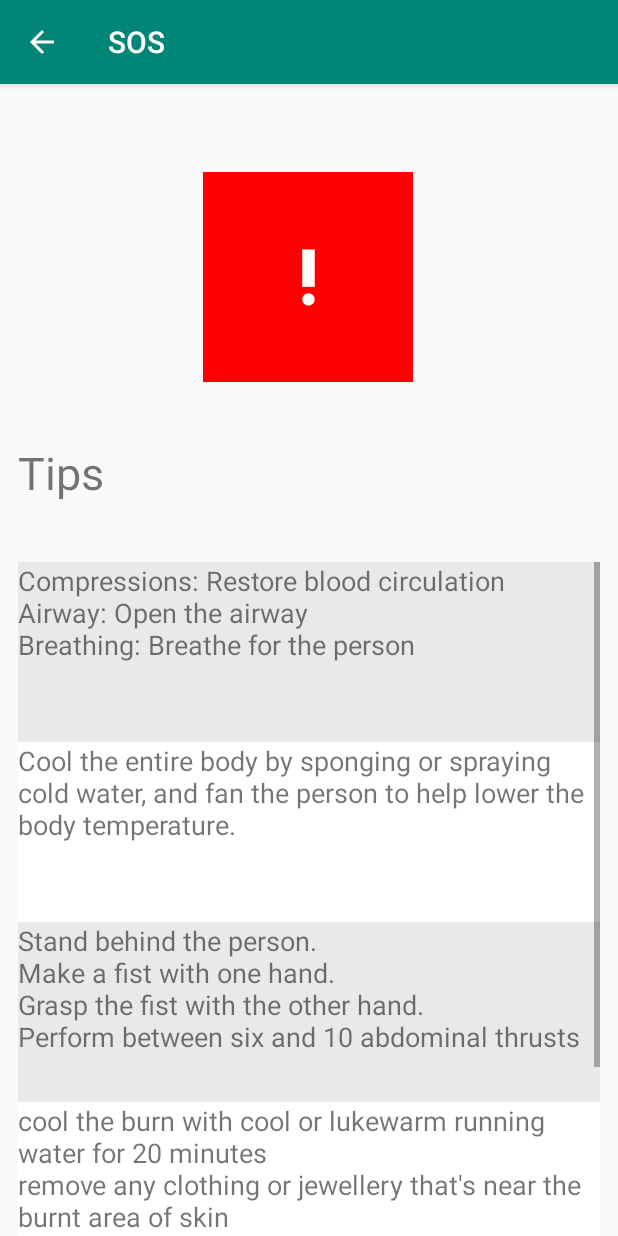
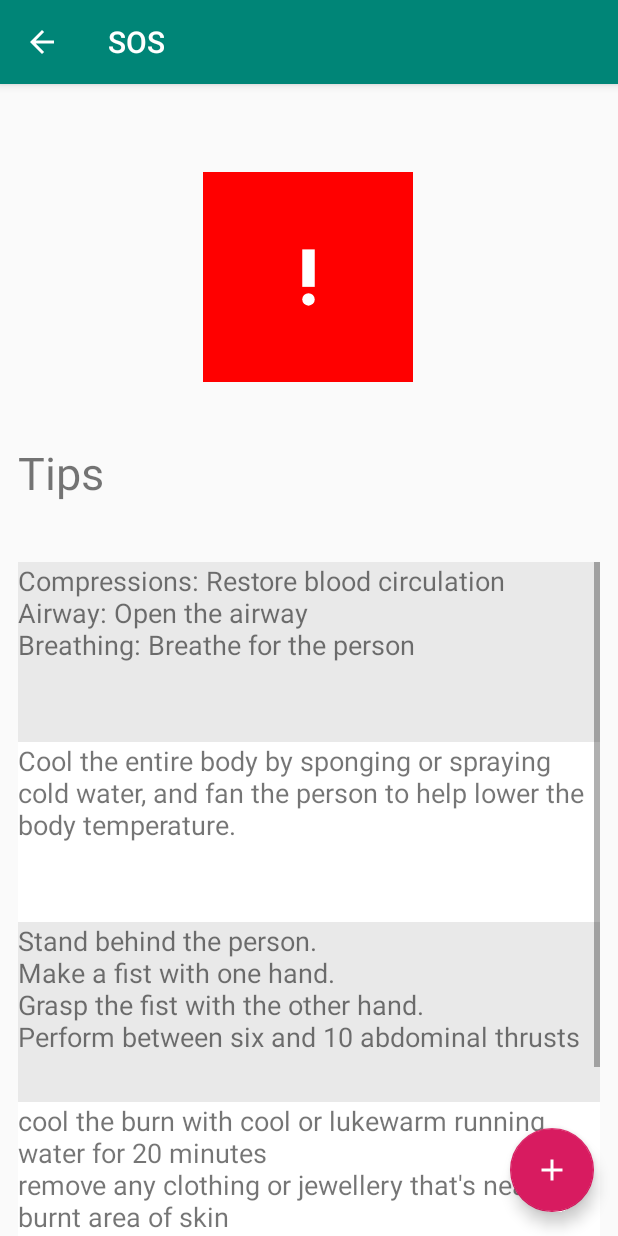
Before and after one commit to ztangaj/Vegeken, an Android app: the SOSActivity screen opened directly, with no data from a screen before it, on a phone screen of 412 x 824 dp. Run offline under Robolectric (Android 15) with nearby library versions, the phone set to English and light mode, and no system bars.

Commit message:
recover fab

```diff
--- a/app/src/main/java/com/example/vegeken/SOSActivity.java
+++ b/app/src/main/java/com/example/vegeken/SOSActivity.java
@@ -30,8 +30,8 @@ public class SOSActivity extends AppCompatActivity {
         ActionBar ab = getSupportActionBar();
 
         ab.setDisplayHomeAsUpEnabled(true);
-//        Intent intent = getIntent();
-//        FloatingActionButton fab = findViewById(R.id.fab);
+        Intent intent = getIntent();
+        FloatingActionButton fab = findViewById(R.id.fab);
 
     }
 
--- a/app/src/main/res/layout/activity_sos.xml
+++ b/app/src/main/res/layout/activity_sos.xml
@@ -22,13 +22,13 @@
 
     <include layout="@layout/content_sos" />
 
-<!--    <com.google.android.material.floatingactionbutton.FloatingActionButton-->
-<!--        android:id="@+id/fab"-->
-<!--        android:layout_width="wrap_content"-->
-<!--        android:layout_height="wrap_content"-->
-<!--        android:layout_gravity="bottom|end"-->
-<!--        android:layout_margin="@dimen/fab_margin"-->
-<!--        android:onClick="openNewTip"-->
-<!--        android:src="@drawable/ic_add_black_24dp" />-->
+    <com.google.android.material.floatingactionbutton.FloatingActionButton
+        android:id="@+id/fab"
+        android:layout_width="wrap_content"
+        android:layout_height="wrap_content"
+        android:layout_gravity="bottom|end"
+        android:layout_margin="@dimen/fab_margin"
+        android:onClick="openNewTip"
+        android:src="@drawable/ic_add_black_24dp" />
 
 </androidx.coordinatorlayout.widget.CoordinatorLayout>
```
